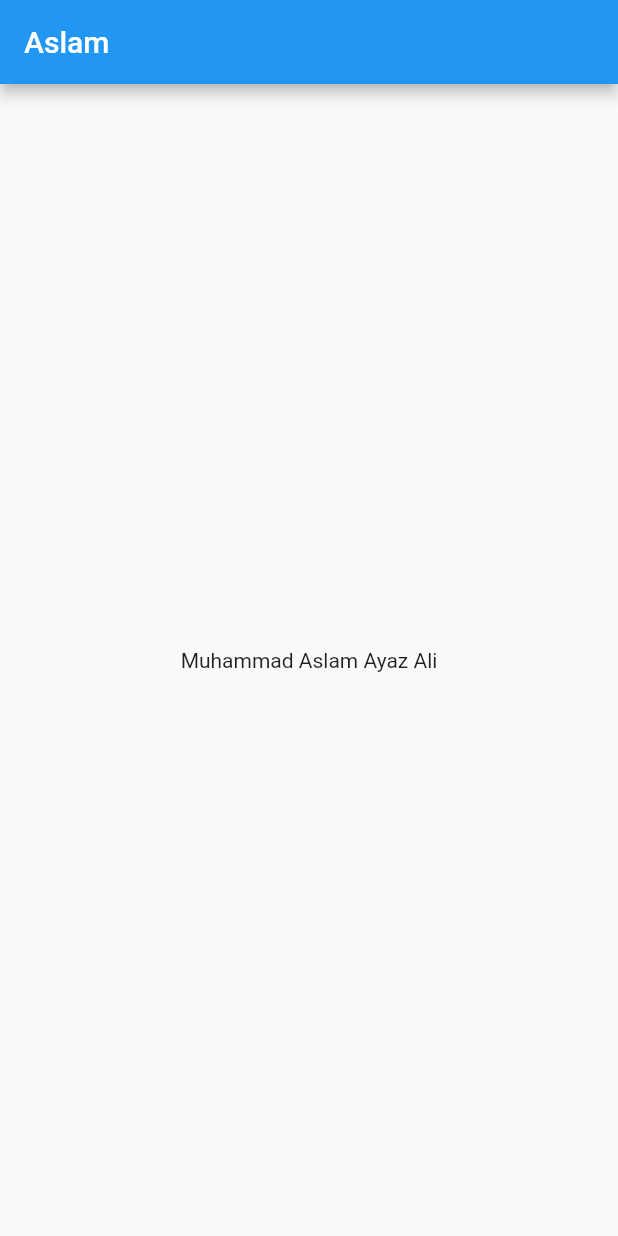
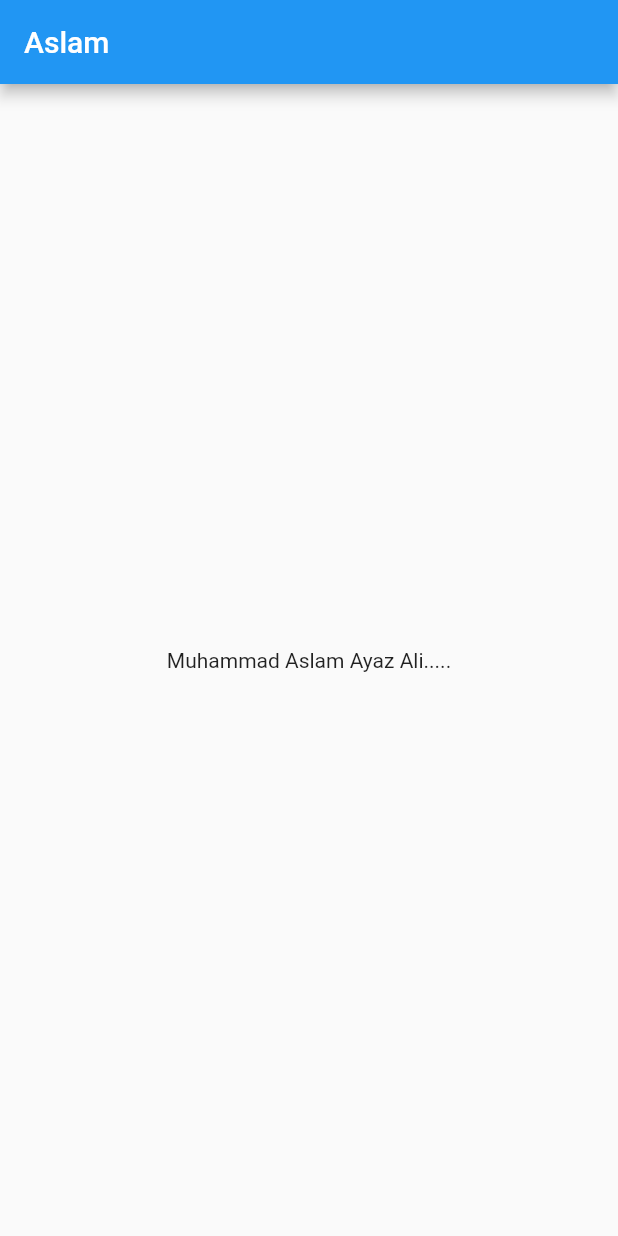
Before and after one commit to AxlamJ/Assigment_1, a Flutter app: the screen it shows after launch, on a phone screen of 412 x 824 dp. Run offline on Flutter 3.47's test engine with Material 2 defaults, Android fonts, the phone set to English and light mode, and no system bars.

Commit message:
........

```diff
--- a/lib/main.dart
+++ b/lib/main.dart
@@ -15,7 +15,7 @@ class MyApp extends StatelessWidget {
 
       ),
       body: Center(
-        child: Text("Muhammad Aslam Ayaz Ali"),
+        child: Text("Muhammad Aslam Ayaz Ali....."),
         ),
       ),
 
```
